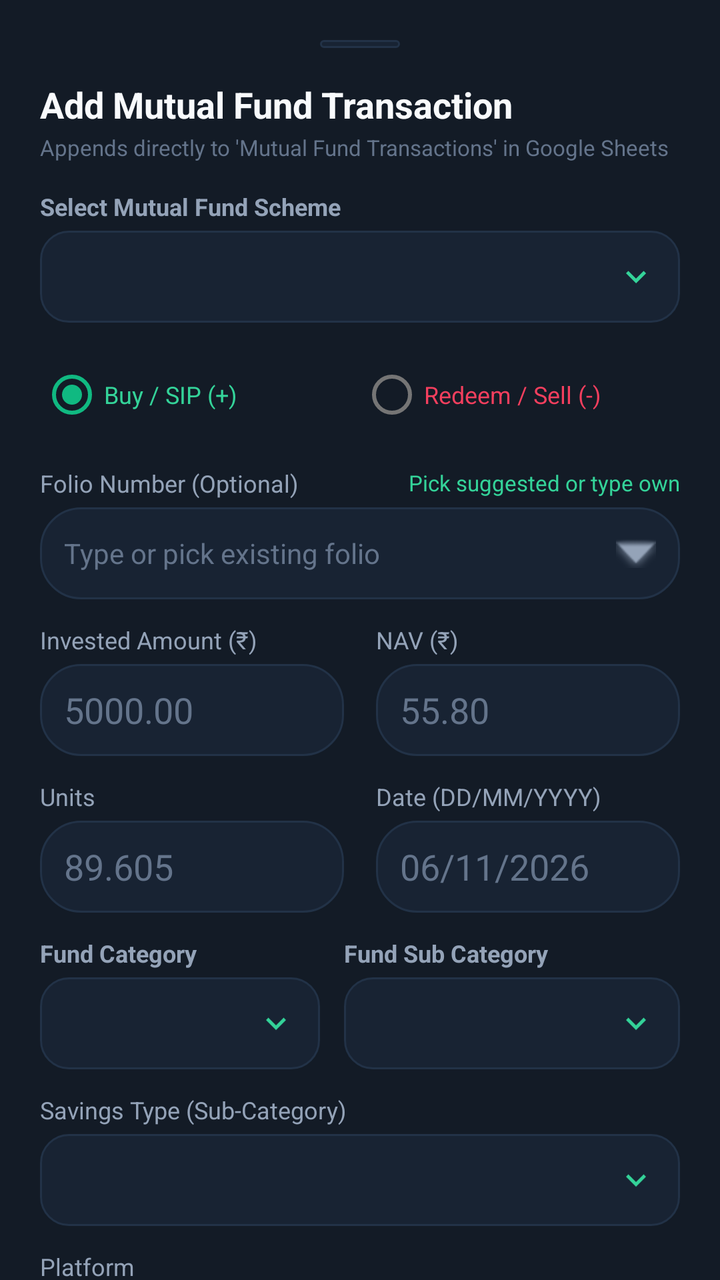
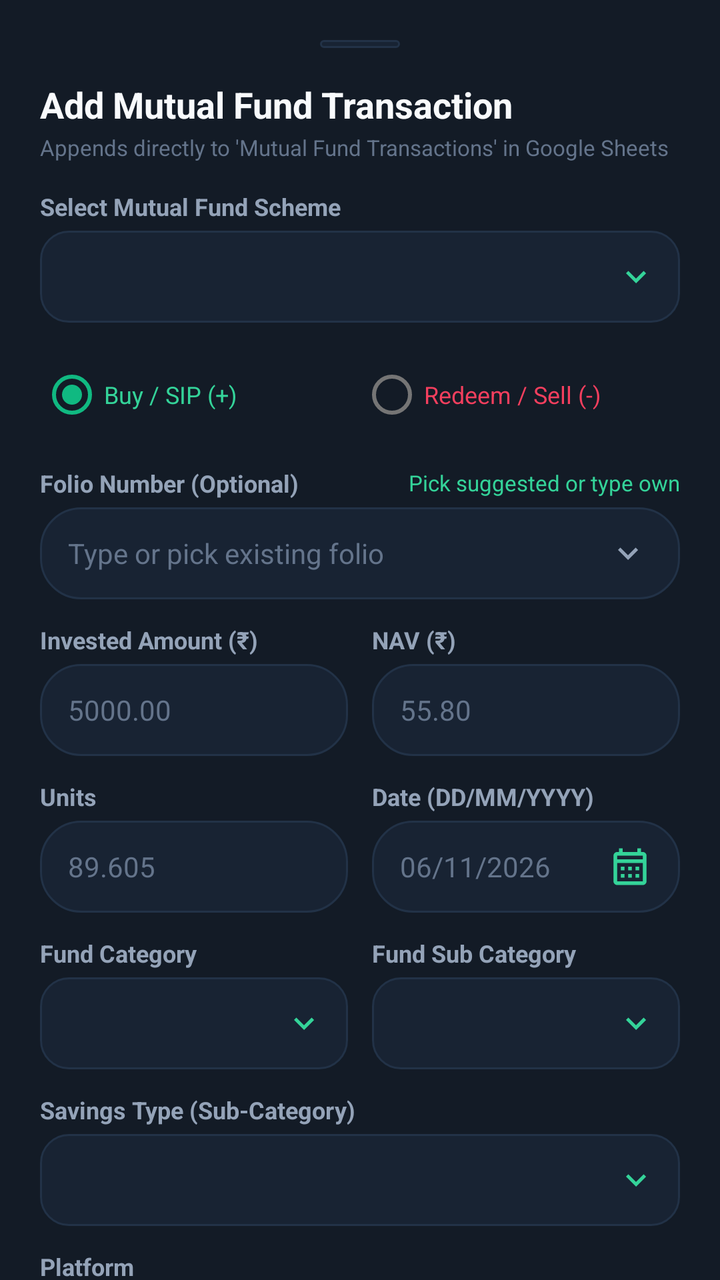

Compare the two renders of this Android layout. The source of the first and the diff that turns it into the second are given below.
<!-- AndroidManifest.xml: application theme AppTheme -->
<!-- res/layout/dialog_add_mf_transaction.xml -->
<?xml version="1.0" encoding="utf-8"?>
<androidx.core.widget.NestedScrollView
    xmlns:android="http://schemas.android.com/apk/res/android"
    android:layout_width="match_parent"
    android:layout_height="wrap_content"
    android:background="@color/bg_card"
    android:fillViewport="true">

    <LinearLayout
        android:layout_width="match_parent"
        android:layout_height="wrap_content"
        android:orientation="vertical"
        android:padding="20dp">

        
        <View
            android:layout_width="40dp"
            android:layout_height="4dp"
            android:layout_gravity="center_horizontal"
            android:background="@drawable/bg_pill_dark"
            android:layout_marginBottom="16dp" />

        <TextView
            android:layout_width="wrap_content"
            android:layout_height="wrap_content"
            android:text="Add Mutual Fund Transaction"
            android:textColor="@color/text_primary"
            android:textSize="18sp"
            android:textStyle="bold" />

        <TextView
            android:layout_width="wrap_content"
            android:layout_height="wrap_content"
            android:layout_marginTop="2dp"
            android:text="Appends directly to 'Mutual Fund Transactions' in Google Sheets"
            android:textColor="@color/text_muted"
            android:textSize="11sp" />

        
        <TextView
            android:layout_width="wrap_content"
            android:layout_height="wrap_content"
            android:layout_marginTop="14dp"
            android:text="Select Mutual Fund Scheme"
            android:textColor="@color/text_secondary"
            android:textSize="12sp"
            android:textStyle="bold" />

        <Spinner
            android:id="@+id/spMfFund"
            android:layout_width="match_parent"
            android:layout_height="46dp"
            android:layout_marginTop="4dp"
            android:background="@drawable/bg_spinner_dark"
            android:popupBackground="@color/bg_card_secondary"
            android:dropDownVerticalOffset="4dp" />

        
        <RadioGroup
            android:id="@+id/rgMfType"
            android:layout_width="match_parent"
            android:layout_height="wrap_content"
            android:layout_marginTop="12dp"
            android:orientation="horizontal">

            <RadioButton
                android:id="@+id/rbMfBuy"
                android:layout_width="0dp"
                android:layout_weight="1"
                android:layout_height="wrap_content"
                android:text="Buy / SIP (+)"
                android:checked="true"
                android:textColor="@color/green_mint"
                android:textSize="12sp" />

            <RadioButton
                android:id="@+id/rbMfRedeem"
                android:layout_width="0dp"
                android:layout_weight="1"
                android:layout_height="wrap_content"
                android:text="Redeem / Sell (-)"
                android:textColor="@color/red_rose"
                android:textSize="12sp" />
        </RadioGroup>

        
        <LinearLayout
            android:layout_width="match_parent"
            android:layout_height="wrap_content"
            android:layout_marginTop="12dp"
            android:orientation="horizontal"
            android:gravity="center_vertical">

            <TextView
                android:layout_width="0dp"
                android:layout_weight="1"
                android:layout_height="wrap_content"
                android:text="Folio Number (Optional)"
                android:textColor="@color/text_secondary"
                android:textSize="12sp" />

            <TextView
                android:id="@+id/tvMfFolioHint"
                android:layout_width="wrap_content"
                android:layout_height="wrap_content"
                android:text="Pick suggested or type own"
                android:textColor="@color/green_mint"
                android:textSize="11sp" />
        </LinearLayout>

        <LinearLayout
            android:layout_width="match_parent"
            android:layout_height="46dp"
            android:layout_marginTop="4dp"
            android:background="@drawable/bg_pill_dark"
            android:orientation="horizontal"
            android:gravity="center_vertical"
            android:paddingStart="12dp"
            android:paddingEnd="6dp">

            <AutoCompleteTextView
                android:id="@+id/etMfFolio"
                android:layout_width="0dp"
                android:layout_weight="1"
                android:layout_height="match_parent"
                android:background="@null"
                android:hint="Type or pick existing folio"
                android:textColorHint="@color/text_muted"
                android:textColor="@color/text_primary"
                android:inputType="text"
                android:completionThreshold="1"
                android:textSize="14sp" />

            <ImageView
                android:id="@+id/btnMfFolioDropdown"
                android:layout_width="32dp"
                android:layout_height="32dp"
                android:padding="6dp"
                android:src="@android:drawable/arrow_down_float"
                android:tint="@color/text_secondary"
                android:background="?attr/selectableItemBackgroundBorderless"
                android:contentDescription="Pick Folio" />
        </LinearLayout>

        
        <LinearLayout
            android:layout_width="match_parent"
            android:layout_height="wrap_content"
            android:layout_marginTop="12dp"
            android:orientation="horizontal">

            <LinearLayout
                android:layout_width="0dp"
                android:layout_weight="1"
                android:layout_height="wrap_content"
                android:orientation="vertical"
                android:layout_marginEnd="8dp">

                <TextView
                    android:id="@+id/tvMfAmountLabel"
                    android:layout_width="wrap_content"
                    android:layout_height="wrap_content"
                    android:text="Invested Amount (₹)"
                    android:textColor="@color/text_secondary"
                    android:textSize="12sp" />

                <EditText
                    android:id="@+id/etMfAmount"
                    android:layout_width="match_parent"
                    android:layout_height="46dp"
                    android:layout_marginTop="4dp"
                    android:background="@drawable/bg_pill_dark"
                    android:hint="5000.00"
                    android:textColorHint="@color/text_muted"
                    android:textColor="@color/text_primary"
                    android:inputType="numberDecimal"
                    android:paddingStart="12dp"
                    android:paddingEnd="12dp" />
            </LinearLayout>

            <LinearLayout
                android:layout_width="0dp"
                android:layout_weight="1"
                android:layout_height="wrap_content"
                android:orientation="vertical"
                android:layout_marginStart="8dp">

                <TextView
                    android:layout_width="wrap_content"
                    android:layout_height="wrap_content"
                    android:text="NAV (₹)"
                    android:textColor="@color/text_secondary"
                    android:textSize="12sp" />

                <EditText
                    android:id="@+id/etMfNav"
                    android:layout_width="match_parent"
                    android:layout_height="46dp"
                    android:layout_marginTop="4dp"
                    android:background="@drawable/bg_pill_dark"
                    android:hint="55.80"
                    android:textColorHint="@color/text_muted"
                    android:textColor="@color/text_primary"
                    android:inputType="numberDecimal"
                    android:paddingStart="12dp"
                    android:paddingEnd="12dp" />
            </LinearLayout>
        </LinearLayout>

        
        <LinearLayout
            android:layout_width="match_parent"
            android:layout_height="wrap_content"
            android:layout_marginTop="12dp"
            android:orientation="horizontal">

            <LinearLayout
                android:layout_width="0dp"
                android:layout_weight="1"
                android:layout_height="wrap_content"
                android:orientation="vertical"
                android:layout_marginEnd="8dp">

                <TextView
                    android:layout_width="wrap_content"
                    android:layout_height="wrap_content"
                    android:text="Units"
                    android:textColor="@color/text_secondary"
                    android:textSize="12sp" />

                <EditText
                    android:id="@+id/etMfUnits"
                    android:layout_width="match_parent"
                    android:layout_height="46dp"
                    android:layout_marginTop="4dp"
                    android:background="@drawable/bg_pill_dark"
                    android:hint="89.605"
                    android:textColorHint="@color/text_muted"
                    android:textColor="@color/text_primary"
                    android:inputType="numberDecimal"
                    android:paddingStart="12dp"
                    android:paddingEnd="12dp" />
            </LinearLayout>

            <LinearLayout
                android:layout_width="0dp"
                android:layout_weight="1"
                android:layout_height="wrap_content"
                android:orientation="vertical"
                android:layout_marginStart="8dp">

                <TextView
                    android:layout_width="wrap_content"
                    android:layout_height="wrap_content"
                    android:text="Date (DD/MM/YYYY)"
                    android:textColor="@color/text_secondary"
                    android:textSize="12sp" />

                <EditText
                    android:id="@+id/etMfDate"
                    android:layout_width="match_parent"
                    android:layout_height="46dp"
                    android:layout_marginTop="4dp"
                    android:background="@drawable/bg_pill_dark"
                    android:hint="06/11/2026"
                    android:textColorHint="@color/text_muted"
                    android:textColor="@color/text_primary"
                    android:paddingStart="12dp"
                    android:paddingEnd="12dp" />
            </LinearLayout>
        </LinearLayout>

        
        <LinearLayout
            android:layout_width="match_parent"
            android:layout_height="wrap_content"
            android:layout_marginTop="12dp"
            android:orientation="horizontal">

            <LinearLayout
                android:layout_width="0dp"
                android:layout_weight="1"
                android:layout_height="wrap_content"
                android:orientation="vertical"
                android:layout_marginEnd="6dp">

                <TextView
                    android:layout_width="wrap_content"
                    android:layout_height="wrap_content"
                    android:text="Fund Category"
                    android:textColor="@color/text_secondary"
                    android:textSize="12sp"
                    android:textStyle="bold" />

                <Spinner
                    android:id="@+id/spMfCategory"
                    android:layout_width="match_parent"
                    android:layout_height="46dp"
                    android:layout_marginTop="4dp"
                    android:background="@drawable/bg_spinner_dark"
                    android:popupBackground="@color/bg_card_secondary"
                    android:dropDownVerticalOffset="4dp" />
            </LinearLayout>

            <LinearLayout
                android:layout_width="0dp"
                android:layout_weight="1.2"
                android:layout_height="wrap_content"
                android:orientation="vertical"
                android:layout_marginStart="6dp">

                <TextView
                    android:layout_width="wrap_content"
                    android:layout_height="wrap_content"
                    android:text="Fund Sub Category"
                    android:textColor="@color/text_secondary"
                    android:textSize="12sp"
                    android:textStyle="bold" />

                <Spinner
                    android:id="@+id/spMfSubCategory"
                    android:layout_width="match_parent"
                    android:layout_height="46dp"
                    android:layout_marginTop="4dp"
                    android:background="@drawable/bg_spinner_dark"
                    android:popupBackground="@color/bg_card_secondary"
                    android:dropDownVerticalOffset="4dp" />
            </LinearLayout>
        </LinearLayout>

        
        <TextView
            android:layout_width="wrap_content"
            android:layout_height="wrap_content"
            android:layout_marginTop="12dp"
            android:text="Savings Type (Sub-Category)"
            android:textColor="@color/text_secondary"
            android:textSize="12sp" />

        <Spinner
            android:id="@+id/spMfSavingsType"
            android:layout_width="match_parent"
            android:layout_height="46dp"
            android:layout_marginTop="4dp"
            android:background="@drawable/bg_spinner_dark"
            android:popupBackground="@color/bg_card_secondary"
            android:dropDownVerticalOffset="4dp" />

        
        <TextView
            android:layout_width="wrap_content"
            android:layout_height="wrap_content"
            android:layout_marginTop="12dp"
            android:text="Platform"
            android:textColor="@color/text_secondary"
            android:textSize="12sp" />

        <Spinner
            android:id="@+id/spMfPlatform"
            android:layout_width="match_parent"
            android:layout_height="46dp"
            android:layout_marginTop="4dp"
            android:background="@drawable/bg_spinner_dark"
            android:popupBackground="@color/bg_card_secondary"
            android:dropDownVerticalOffset="4dp" />

        
        <Button
            android:id="@+id/btnSubmitMfTransaction"
            android:layout_width="match_parent"
            android:layout_height="50dp"
            android:layout_marginTop="18dp"
            android:backgroundTint="@color/green_emerald"
            android:text="Record MF Transaction in Sheet"
            android:textColor="#0B0F19"
            android:textStyle="bold" />

    </LinearLayout>
</androidx.core.widget.NestedScrollView>
<!-- resources referenced by this layout -->
<resources>
  <color name="bg_card">#131B26</color>
  <color name="bg_card_secondary">#182333</color>
  <color name="green_emerald">#10B981</color>
  <color name="green_mint">#34D399</color>
  <color name="red_rose">#F43F5E</color>
  <color name="text_muted">#64748B</color>
  <color name="text_primary">#F8FAFC</color>
  <color name="text_secondary">#94A3B8</color>
  <!-- drawable bg_pill_dark (drawable) -->
  <?xml version="1.0" encoding="utf-8"?>
  <shape xmlns:android="http://schemas.android.com/apk/res/android"
      android:shape="rectangle">
      <solid android:color="@color/bg_card_secondary" />
      <corners android:radius="20dp" />
      <stroke
          android:width="1dp"
          android:color="@color/border_dark" />
  </shape>
  <!-- drawable bg_spinner_dark (drawable) -->
  <?xml version="1.0" encoding="utf-8"?>
  <layer-list xmlns:android="http://schemas.android.com/apk/res/android">
      <item>
          <shape android:shape="rectangle">
              <solid android:color="@color/bg_card_secondary" />
              <corners android:radius="14dp" />
              <stroke
                  android:width="1dp"
                  android:color="@color/border_dark" />
          </shape>
      </item>
      <item
          android:drawable="@drawable/ic_chevron_down"
          android:gravity="end|center_vertical"
          android:right="12dp" />
  </layer-list>
  <style name="AppTheme" parent="Theme.MaterialComponents.DayNight.NoActionBar">
          <item name="colorPrimary">@color/colorPrimary</item>
          <item name="colorPrimaryDark">@color/colorPrimaryDark</item>
          <item name="colorAccent">@color/colorAccent</item>
          <item name="android:windowBackground">@color/bg_dark</item>
          <item name="android:statusBarColor">@color/bg_dark</item>
          <item name="android:navigationBarColor">@color/nav_bottom_bg</item>
          <item name="android:textColorPrimary">@color/text_primary</item>
          <item name="android:textColorSecondary">@color/text_secondary</item>
      </style>
  <color name="border_dark">#223247</color>
  <!-- drawable ic_chevron_down (drawable) -->
  <?xml version="1.0" encoding="utf-8"?>
  <vector xmlns:android="http://schemas.android.com/apk/res/android"
      android:width="20dp"
      android:height="20dp"
      android:viewportWidth="24"
      android:viewportHeight="24">
      <path
          android:fillColor="@color/green_mint"
          android:pathData="M7.41,8.59L12,13.17l4.59,-4.58L18,10l-6,6 -6,-6 1.41,-1.41z"/>
  </vector>
  <color name="colorPrimary">#10B981</color>
  <color name="colorPrimaryDark">#0B0F19</color>
  <color name="colorAccent">#10B981</color>
  <color name="bg_dark">#0B0F19</color>
  <color name="nav_bottom_bg">#0E1420</color>
</resources>

<!-- the commit's change to res/layout/dialog_add_mf_transaction.xml (unified diff, before → after) -->
@@ -97,7 +97,8 @@
                 android:layout_height="wrap_content"
                 android:text="Folio Number (Optional)"
                 android:textColor="@color/text_secondary"
-                android:textSize="12sp" />
+                android:textSize="12sp"
+                android:textStyle="bold" />
 
             <TextView
                 android:id="@+id/tvMfFolioHint"
@@ -115,8 +116,8 @@
             android:background="@drawable/bg_pill_dark"
             android:orientation="horizontal"
             android:gravity="center_vertical"
-            android:paddingStart="12dp"
-            android:paddingEnd="6dp">
+            android:paddingStart="14dp"
+            android:paddingEnd="10dp">
 
             <AutoCompleteTextView
                 android:id="@+id/etMfFolio"
@@ -136,7 +137,7 @@
                 android:layout_width="32dp"
                 android:layout_height="32dp"
                 android:padding="6dp"
-                android:src="@android:drawable/arrow_down_float"
+                android:src="@drawable/ic_chevron_down"
                 android:tint="@color/text_secondary"
                 android:background="?attr/selectableItemBackgroundBorderless"
                 android:contentDescription="Pick Folio" />
@@ -147,14 +148,15 @@
             android:layout_width="match_parent"
             android:layout_height="wrap_content"
             android:layout_marginTop="12dp"
-            android:orientation="horizontal">
-
-            <LinearLayout
-                android:layout_width="0dp"
-                android:layout_weight="1"
-                android:layout_height="wrap_content"
-                android:orientation="vertical"
-                android:layout_marginEnd="8dp">
+            android:orientation="horizontal"
+            android:baselineAligned="false">
+
+            <LinearLayout
+                android:layout_width="0dp"
+                android:layout_weight="1"
+                android:layout_height="wrap_content"
+                android:orientation="vertical"
+                android:layout_marginEnd="6dp">
 
                 <TextView
                     android:id="@+id/tvMfAmountLabel"
@@ -162,7 +164,8 @@
                     android:layout_height="wrap_content"
                     android:text="Invested Amount (₹)"
                     android:textColor="@color/text_secondary"
-                    android:textSize="12sp" />
+                    android:textSize="12sp"
+                    android:textStyle="bold" />
 
                 <EditText
                     android:id="@+id/etMfAmount"
@@ -173,24 +176,27 @@
                     android:hint="5000.00"
                     android:textColorHint="@color/text_muted"
                     android:textColor="@color/text_primary"
+                    android:textSize="14sp"
+                    android:gravity="center_vertical"
                     android:inputType="numberDecimal"
-                    android:paddingStart="12dp"
-                    android:paddingEnd="12dp" />
-            </LinearLayout>
-
-            <LinearLayout
-                android:layout_width="0dp"
-                android:layout_weight="1"
-                android:layout_height="wrap_content"
-                android:orientation="vertical"
-                android:layout_marginStart="8dp">
+                    android:paddingStart="14dp"
+                    android:paddingEnd="14dp" />
+            </LinearLayout>
+
+            <LinearLayout
+                android:layout_width="0dp"
+                android:layout_weight="1"
+                android:layout_height="wrap_content"
+                android:orientation="vertical"
+                android:layout_marginStart="6dp">
 
                 <TextView
                     android:layout_width="wrap_content"
                     android:layout_height="wrap_content"
                     android:text="NAV (₹)"
                     android:textColor="@color/text_secondary"
-                    android:textSize="12sp" />
+                    android:textSize="12sp"
+                    android:textStyle="bold" />
 
                 <EditText
                     android:id="@+id/etMfNav"
@@ -201,9 +207,11 @@
                     android:hint="55.80"
                     android:textColorHint="@color/text_muted"
                     android:textColor="@color/text_primary"
+                    android:textSize="14sp"
+                    android:gravity="center_vertical"
                     android:inputType="numberDecimal"
-                    android:paddingStart="12dp"
-                    android:paddingEnd="12dp" />
+                    android:paddingStart="14dp"
+                    android:paddingEnd="14dp" />
             </LinearLayout>
         </LinearLayout>
 
@@ -212,21 +220,23 @@
             android:layout_width="match_parent"
             android:layout_height="wrap_content"
             android:layout_marginTop="12dp"
-            android:orientation="horizontal">
-
-            <LinearLayout
-                android:layout_width="0dp"
-                android:layout_weight="1"
-                android:layout_height="wrap_content"
-                android:orientation="vertical"
-                android:layout_marginEnd="8dp">
+            android:orientation="horizontal"
+            android:baselineAligned="false">
+
+            <LinearLayout
+                android:layout_width="0dp"
+                android:layout_weight="1"
+                android:layout_height="wrap_content"
+                android:orientation="vertical"
+                android:layout_marginEnd="6dp">
 
                 <TextView
                     android:layout_width="wrap_content"
                     android:layout_height="wrap_content"
                     android:text="Units"
                     android:textColor="@color/text_secondary"
-                    android:textSize="12sp" />
+                    android:textSize="12sp"
+                    android:textStyle="bold" />
 
                 <EditText
                     android:id="@+id/etMfUnits"
@@ -237,24 +247,27 @@
                     android:hint="89.605"
                     android:textColorHint="@color/text_muted"
                     android:textColor="@color/text_primary"
+                    android:textSize="14sp"
+                    android:gravity="center_vertical"
                     android:inputType="numberDecimal"
-                    android:paddingStart="12dp"
-                    android:paddingEnd="12dp" />
-            </LinearLayout>
-
-            <LinearLayout
-                android:layout_width="0dp"
-                android:layout_weight="1"
-                android:layout_height="wrap_content"
-                android:orientation="vertical"
-                android:layout_marginStart="8dp">
+                    android:paddingStart="14dp"
+                    android:paddingEnd="14dp" />
+            </LinearLayout>
+
+            <LinearLayout
+                android:layout_width="0dp"
+                android:layout_weight="1"
+                android:layout_height="wrap_content"
+                android:orientation="vertical"
+                android:layout_marginStart="6dp">
 
                 <TextView
                     android:layout_width="wrap_content"
                     android:layout_height="wrap_content"
                     android:text="Date (DD/MM/YYYY)"
                     android:textColor="@color/text_secondary"
-                    android:textSize="12sp" />
+                    android:textSize="12sp"
+                    android:textStyle="bold" />
 
                 <EditText
                     android:id="@+id/etMfDate"
@@ -265,8 +278,16 @@
                     android:hint="06/11/2026"
                     android:textColorHint="@color/text_muted"
                     android:textColor="@color/text_primary"
-                    android:paddingStart="12dp"
-                    android:paddingEnd="12dp" />
+                    android:textSize="14sp"
+                    android:gravity="center_vertical"
+                    android:focusable="false"
+                    android:clickable="true"
+                    android:cursorVisible="false"
+                    android:drawableEnd="@drawable/ic_calendar"
+                    android:drawablePadding="8dp"
+                    android:drawableTint="@color/green_mint"
+                    android:paddingStart="14dp"
+                    android:paddingEnd="14dp" />
             </LinearLayout>
         </LinearLayout>
 
@@ -275,7 +296,8 @@
             android:layout_width="match_parent"
             android:layout_height="wrap_content"
             android:layout_marginTop="12dp"
-            android:orientation="horizontal">
+            android:orientation="horizontal"
+            android:baselineAligned="false">
 
             <LinearLayout
                 android:layout_width="0dp"
@@ -304,7 +326,7 @@
 
             <LinearLayout
                 android:layout_width="0dp"
-                android:layout_weight="1.2"
+                android:layout_weight="1"
                 android:layout_height="wrap_content"
                 android:orientation="vertical"
                 android:layout_marginStart="6dp">
@@ -335,7 +357,8 @@
             android:layout_marginTop="12dp"
             android:text="Savings Type (Sub-Category)"
             android:textColor="@color/text_secondary"
-            android:textSize="12sp" />
+            android:textSize="12sp"
+            android:textStyle="bold" />
 
         <Spinner
             android:id="@+id/spMfSavingsType"
@@ -353,7 +376,8 @@
             android:layout_marginTop="12dp"
             android:text="Platform"
             android:textColor="@color/text_secondary"
-            android:textSize="12sp" />
+            android:textSize="12sp"
+            android:textStyle="bold" />
 
         <Spinner
             android:id="@+id/spMfPlatform"
<!-- resource entries referenced after the edit -->
@@ -35,6 +35,16 @@
           android:gravity="end|center_vertical"
           android:right="12dp" />
   </layer-list>
+  <!-- drawable ic_calendar (drawable) -->
+  <vector xmlns:android="http://schemas.android.com/apk/res/android"
+      android:width="22dp"
+      android:height="22dp"
+      android:viewportWidth="24"
+      android:viewportHeight="24">
+    <path
+        android:fillColor="#34D399"
+        android:pathData="M19,4h-1V2h-2v2H8V2H6v2H5C3.89,4 3.01,4.9 3.01,6L3,20c0,1.1 0.89,2 2,2h14c1.1,0 2,-0.9 2,-2V6C21,4.9 20.1,4 19,4zM19,20H5V10h14V20zM19,8H5V6h14V8zM9,14H7v-2h2V14zM13,14h-2v-2h2V14zM17,14h-2v-2h2V14zM9,18H7v-2h2V18zM13,18h-2v-2h2V18zM17,18h-2v-2h2V18z"/>
+  </vector>
   <style name="AppTheme" parent="Theme.MaterialComponents.DayNight.NoActionBar">
           <item name="colorPrimary">@color/colorPrimary</item>
           <item name="colorPrimaryDark">@color/colorPrimaryDark</item>
